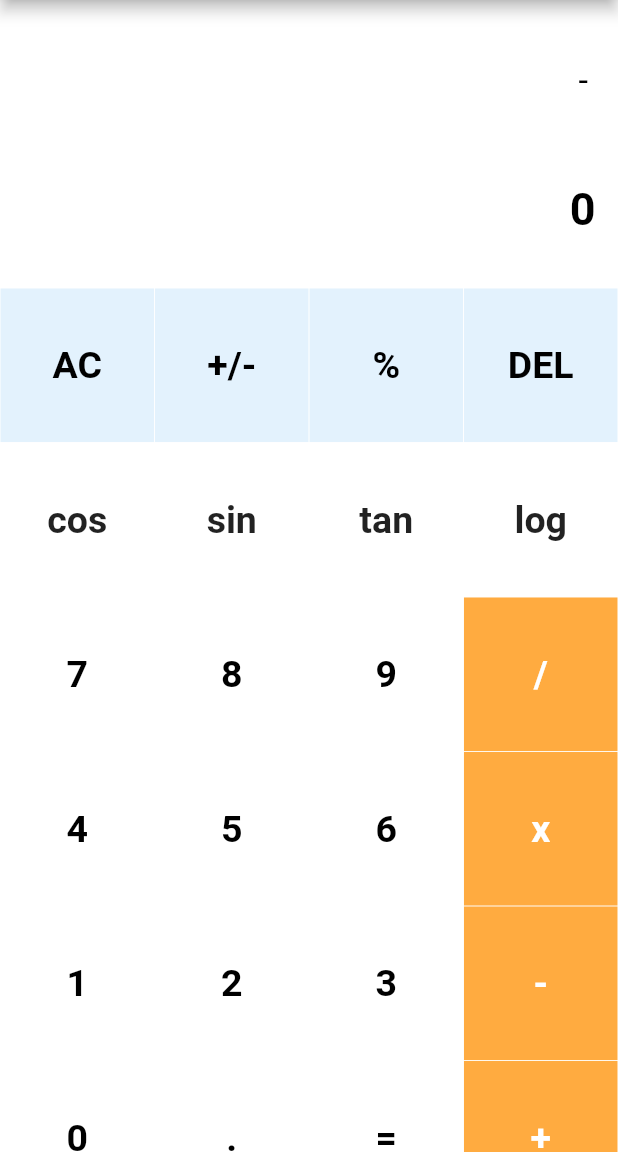
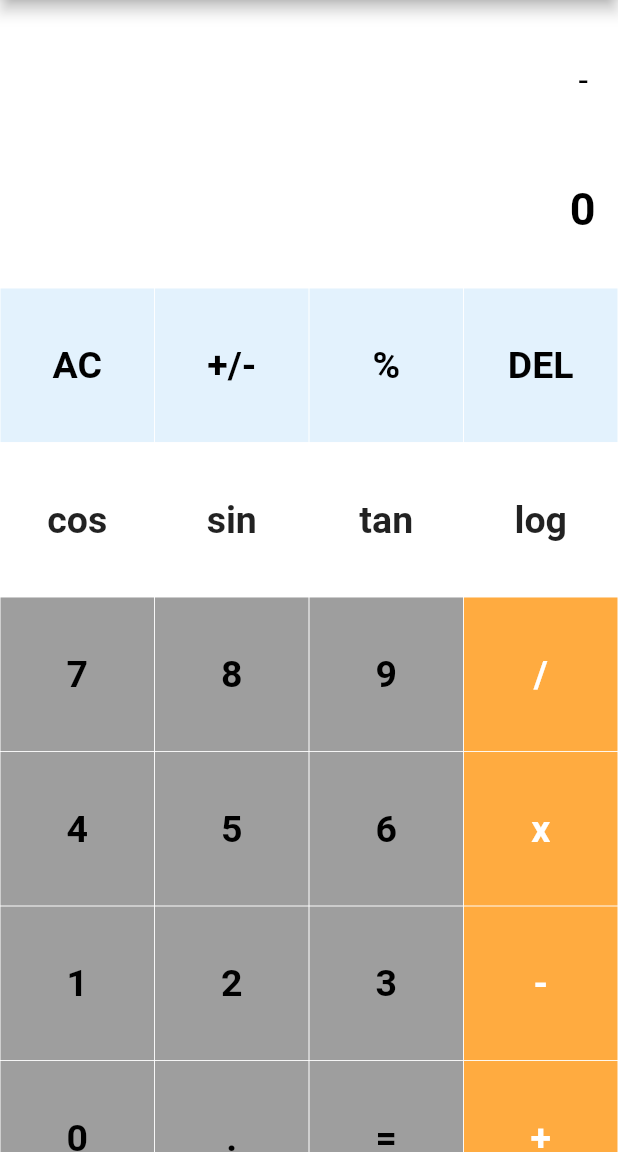
Before and after one commit to austinhutchen/qwikCalculator, a Flutter app: the screen it shows after launch, after a tap on "AC", after a tap on "+/-", on a phone screen of 412 x 824 dp, the part 84-1236 px from its top. Run offline on Flutter 3.47's test engine with Material 2 defaults, Android fonts, the phone set to English and light mode, and no system bars; our stand-ins replace math_expressions.

Commit message:
layout change

```diff
--- a/lib/main.dart
+++ b/lib/main.dart
@@ -117,12 +117,15 @@ Widget build(BuildContext context) {
 						textColor: Colors.black,
 					);
 					}
+          // numbers
+
 					// +/- button
 					else if (index == 1) {
 					return MyButton(
             buttontapped: (){
+              // use numtext or userInput variable here?
             setState(() {
-              userInput='-';
+              userInput+='-';
             });
             },
 						buttonText: buttons[index],
@@ -168,7 +171,7 @@ Widget build(BuildContext context) {
 						});
 						},
 						buttonText: buttons[index],
-						color: Colors.white,
+						color: Colors.grey,
 						textColor: Colors.black,
 					);
 					}
@@ -216,7 +219,6 @@ Widget build(BuildContext context) {
 					else {
 					return MyButton(
 						buttontapped: () {
-              // find way to refresh i
 						setState(() {
               numtext+=buttons[index];
               if(userInput.startsWith('cos')==true){
@@ -239,10 +241,15 @@ Widget build(BuildContext context) {
 						buttonText: buttons[index],
 						color: isOperator(buttons[index])
 							? Colors.orangeAccent
-							: Colors.white,
+							:  isNumber(buttons[index])
+              ? Colors.grey
+              : Colors.black,
 						textColor: isOperator(buttons[index])
 							? Colors.white
-							: Colors.black,
+							: isNumber(buttons[index])
+              ? Colors.black
+              : Colors.white,
+
 					);
 					}
 				}), // GridView.builder
@@ -254,17 +261,24 @@ Widget build(BuildContext context) {
 }
 
 bool isOperator(String x) {
-	if (x == '/' || x == 'x' || x == '-' || x == '+' || x == '=' || x == 'cos' || x == 'sin' || x == 'tan' || x == 'log') {
+	if (x == '/' || x == 'x' || x == '-' || x == '+' || x == '=' || x == 'cos' || x == 'sin' || x == 'tan' || x == 'log'|| x=='=') {
 	return true;
 	}
 	return false;
+}
+bool isNumber(String x){
+ for(int i=0;i<=9;i++){
+  if(x[0]==i.toString()||x[0]=='.'){
+    return true;
+  }
+ }
+ return false;
 }
 
 // function to calculate the input operation, ran when equal is pressed
 void equalPressed() {
 	String finaluserinput = userInput;
 	finaluserinput = userInput.replaceAll('x', '*');
-  finaluserinput =userInput.replaceAll('𝝅', "pi");
 	Parser p = Parser();
 	Expression exp = p.parse(finaluserinput);
 	ContextModel cm = ContextModel();
```
